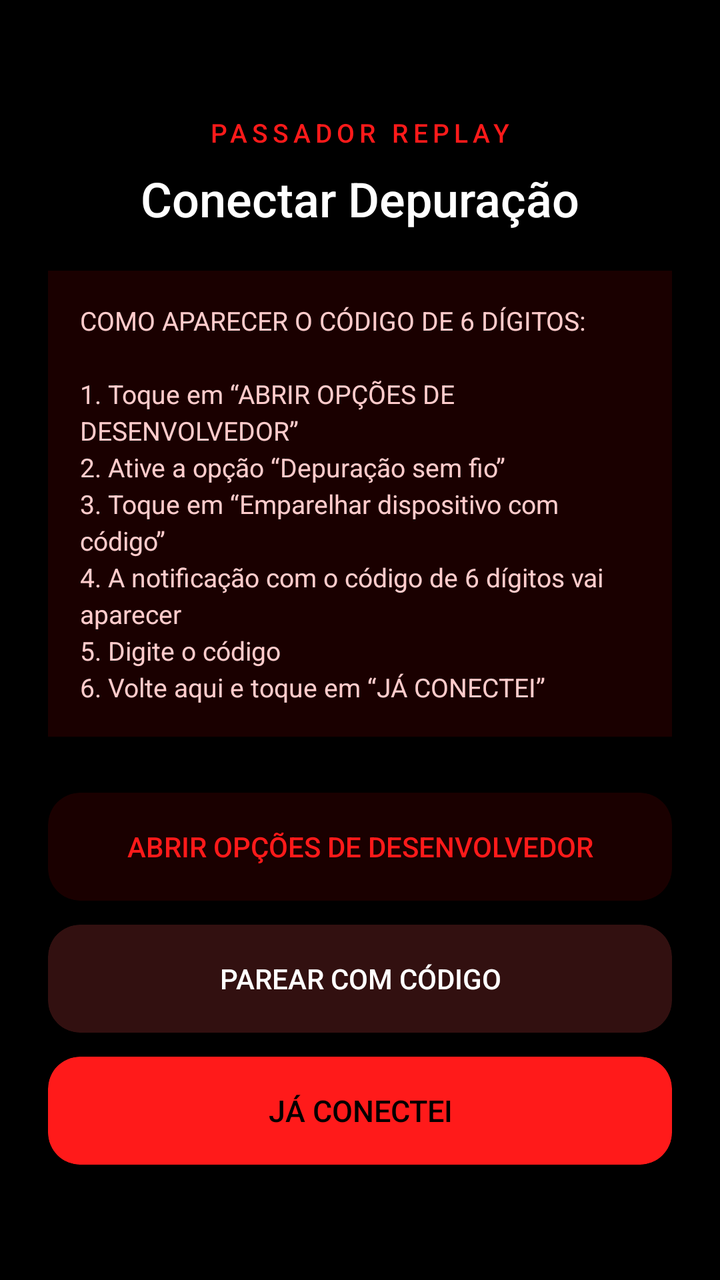
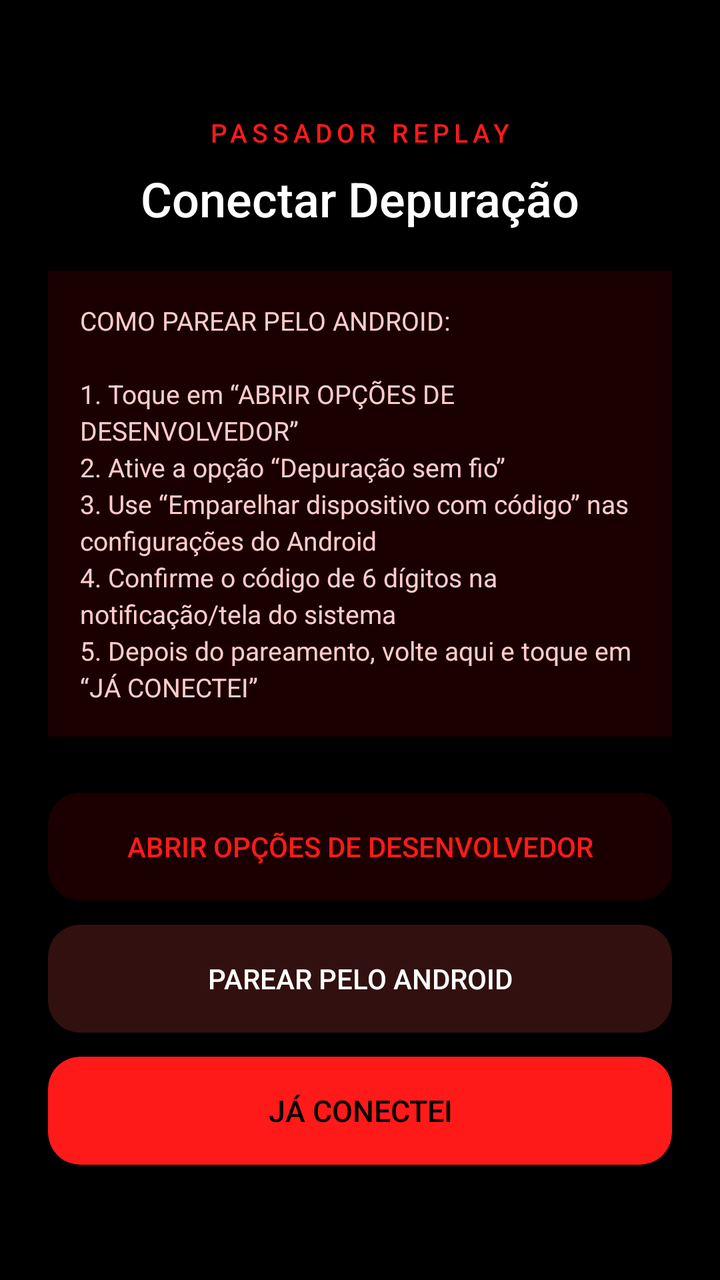

Compare the two renders of this Android layout. The source of the first and the diff that turns it into the second are given below.
<!-- AndroidManifest.xml: application theme Theme.Passador -->
<!-- res/layout/activity_main.xml -->
<?xml version="1.0" encoding="utf-8"?>
<FrameLayout xmlns:android="http://schemas.android.com/apk/res/android"
    xmlns:app="http://schemas.android.com/apk/res-auto"
    android:id="@+id/root"
    android:layout_width="match_parent"
    android:layout_height="match_parent"
    android:background="#000000">

    
    <LinearLayout
        android:id="@+id/screenConnect"
        android:layout_width="match_parent"
        android:layout_height="match_parent"
        android:gravity="center"
        android:orientation="vertical"
        android:padding="24dp">

        <TextView
            android:layout_width="wrap_content"
            android:layout_height="wrap_content"
            android:text="PASSADOR REPLAY"
            android:textColor="#FF1A1A"
            android:textSize="13sp"
            android:letterSpacing="0.18"
            android:fontFamily="sans-serif-medium" />

        <TextView
            android:layout_width="wrap_content"
            android:layout_height="wrap_content"
            android:layout_marginTop="8dp"
            android:text="Conectar Depuração"
            android:textColor="#FFFFFF"
            android:textSize="24sp"
            android:fontFamily="sans-serif-medium" />

        <TextView
            android:layout_width="match_parent"
            android:layout_height="wrap_content"
            android:layout_marginTop="20dp"
            android:background="#1A0000"
            android:padding="16dp"
            android:text="COMO APARECER O CÓDIGO DE 6 DÍGITOS:\n\n1. Toque em “ABRIR OPÇÕES DE DESENVOLVEDOR”\n2. Ative a opção “Depuração sem fio”\n3. Toque em “Emparelhar dispositivo com código”\n4. A notificação com o código de 6 dígitos vai aparecer\n5. Digite o código\n6. Volte aqui e toque em “JÁ CONECTEI”"
            android:textColor="#FFCCCC"
            android:textSize="13sp"
            android:lineSpacingExtra="3dp" />

        <androidx.cardview.widget.CardView
            android:layout_width="match_parent"
            android:layout_height="wrap_content"
            android:layout_marginTop="28dp"
            app:cardBackgroundColor="#1A0000"
            app:cardCornerRadius="16dp"
            app:cardElevation="0dp">

            <Button
                android:id="@+id/btnConectar"
                android:layout_width="match_parent"
                android:layout_height="54dp"
                android:background="?attr/selectableItemBackground"
                android:text="ABRIR OPÇÕES DE DESENVOLVEDOR"
                android:textColor="#FF1A1A"
                android:textSize="14sp"
                android:fontFamily="sans-serif-medium" />
        </androidx.cardview.widget.CardView>

        <androidx.cardview.widget.CardView
            android:layout_width="match_parent"
            android:layout_height="wrap_content"
            android:layout_marginTop="12dp"
            app:cardBackgroundColor="#321010"
            app:cardCornerRadius="16dp"
            app:cardElevation="0dp">

            <Button
                android:id="@+id/btnParear"
                android:layout_width="match_parent"
                android:layout_height="54dp"
                android:background="?attr/selectableItemBackground"
                android:text="PAREAR COM CÓDIGO"
                android:textColor="#FFFFFF"
                android:textSize="14sp"
                android:fontFamily="sans-serif-medium" />
        </androidx.cardview.widget.CardView>

        <androidx.cardview.widget.CardView
            android:layout_width="match_parent"
            android:layout_height="wrap_content"
            android:layout_marginTop="12dp"
            app:cardBackgroundColor="#FF1A1A"
            app:cardCornerRadius="16dp"
            app:cardElevation="0dp">

            <Button
                android:id="@+id/btnJaConectei"
                android:layout_width="match_parent"
                android:layout_height="54dp"
                android:background="?attr/selectableItemBackground"
                android:text="JÁ CONECTEI"
                android:textColor="#000000"
                android:textSize="15sp"
                android:fontFamily="sans-serif-medium" />
        </androidx.cardview.widget.CardView>
    </LinearLayout>

    
    <LinearLayout
        android:id="@+id/screenDirection"
        android:layout_width="match_parent"
        android:layout_height="match_parent"
        android:gravity="center"
        android:orientation="vertical"
        android:padding="28dp"
        android:visibility="gone">

        <TextView
            android:layout_width="wrap_content"
            android:layout_height="wrap_content"
            android:text="Escolha a direção"
            android:textColor="#FFFFFF"
            android:textSize="22sp"
            android:fontFamily="sans-serif-medium" />

        <androidx.cardview.widget.CardView
            android:layout_width="match_parent"
            android:layout_height="wrap_content"
            android:layout_marginTop="36dp"
            app:cardBackgroundColor="#1A0000"
            app:cardCornerRadius="18dp"
            app:cardElevation="0dp">

            <Button
                android:id="@+id/btnMaxToNormal"
                android:layout_width="match_parent"
                android:layout_height="64dp"
                android:background="?attr/selectableItemBackground"
                android:text="FF MAX  ⇒  FF NORMAL"
                android:textColor="#FF1A1A"
                android:textSize="15sp" />
        </androidx.cardview.widget.CardView>

        <androidx.cardview.widget.CardView
            android:layout_width="match_parent"
            android:layout_height="wrap_content"
            android:layout_marginTop="16dp"
            app:cardBackgroundColor="#1A0000"
            app:cardCornerRadius="18dp"
            app:cardElevation="0dp">

            <Button
                android:id="@+id/btnNormalToMax"
                android:layout_width="match_parent"
                android:layout_height="64dp"
                android:background="?attr/selectableItemBackground"
                android:text="FF NORMAL  ⇒  FF MAX"
                android:textColor="#FF1A1A"
                android:textSize="15sp" />
        </androidx.cardview.widget.CardView>
    </LinearLayout>

    
    <LinearLayout
        android:id="@+id/screenTransfer"
        android:layout_width="match_parent"
        android:layout_height="match_parent"
        android:orientation="vertical"
        android:padding="20dp"
        android:visibility="gone">

        <TextView
            android:id="@+id/tvTransferTitle"
            android:layout_width="match_parent"
            android:layout_height="wrap_content"
            android:text="FF MAX  →  FF NORMAL"
            android:textColor="#FFFFFF"
            android:textSize="18sp"
            android:fontFamily="sans-serif-medium"
            android:gravity="center" />

        <TextView
            android:id="@+id/tvVersionNormal"
            android:layout_width="match_parent"
            android:layout_height="wrap_content"
            android:layout_marginTop="12dp"
            android:text="Normal: —"
            android:textColor="#AAAAAA"
            android:textSize="13sp" />

        <TextView
            android:id="@+id/tvVersionMax"
            android:layout_width="match_parent"
            android:layout_height="wrap_content"
            android:text="Max: —"
            android:textColor="#AAAAAA"
            android:textSize="13sp" />

        <TextView
            android:id="@+id/tvStatus"
            android:layout_width="match_parent"
            android:layout_height="wrap_content"
            android:layout_marginTop="6dp"
            android:text="Verificando..."
            android:textColor="#FF1A1A"
            android:textSize="13sp" />

        <androidx.cardview.widget.CardView
            android:layout_width="match_parent"
            android:layout_height="0dp"
            android:layout_weight="1"
            android:layout_marginTop="16dp"
            app:cardBackgroundColor="#0D0000"
            app:cardCornerRadius="16dp"
            app:cardElevation="0dp">

            <ScrollView
                android:id="@+id/logScroll"
                android:layout_width="match_parent"
                android:layout_height="match_parent"
                android:padding="14dp"
                android:fillViewport="true">

                <TextView
                    android:id="@+id/logBox"
                    android:layout_width="match_parent"
                    android:layout_height="wrap_content"
                    android:textColor="#CCCCCC"
                    android:textSize="12sp"
                    android:fontFamily="monospace"
                    android:lineSpacingExtra="2dp" />
            </ScrollView>
        </androidx.cardview.widget.CardView>

        <Button
            android:id="@+id/btnPassar"
            android:layout_width="match_parent"
            android:layout_height="54dp"
            android:layout_marginTop="16dp"
            android:background="@drawable/btn_primary"
            android:text="PASSAR REPLAY"
            android:textColor="#000000"
            android:textSize="15sp"
            android:fontFamily="sans-serif-medium" />

        <Button
            android:id="@+id/btnBypass"
            android:layout_width="match_parent"
            android:layout_height="54dp"
            android:layout_marginTop="16dp"
            android:background="@drawable/btn_danger"
            android:text="BYPASS"
            android:textColor="#FFFFFF"
            android:textSize="15sp"
            android:fontFamily="sans-serif-medium"
            android:visibility="gone" />
    </LinearLayout>

</FrameLayout>
<!-- resources referenced by this layout -->
<resources>
  <!-- drawable btn_danger (drawable) -->
  <?xml version="1.0" encoding="utf-8"?>
  <shape xmlns:android="http://schemas.android.com/apk/res/android"
      android:shape="rectangle">
      <solid android:color="#B71C1C" />
      <corners android:radius="14dp" />
  </shape>
  <!-- drawable btn_primary (drawable) -->
  <?xml version="1.0" encoding="utf-8"?>
  <shape xmlns:android="http://schemas.android.com/apk/res/android"
      android:shape="rectangle">
      <solid android:color="#FF1A1A" />
      <corners android:radius="14dp" />
  </shape>
  <style name="Theme.Passador" parent="Theme.AppCompat.NoActionBar">
          <item name="android:statusBarColor">#000000</item>
          <item name="android:navigationBarColor">#000000</item>
          <item name="android:windowBackground">#000000</item>
          <item name="colorPrimary">#FF1A1A</item>
          <item name="colorAccent">#FF1A1A</item>
      </style>
</resources>

<!-- the commit's change to res/layout/activity_main.xml (unified diff, before → after) -->
@@ -39,7 +39,7 @@
             android:layout_marginTop="20dp"
             android:background="#1A0000"
             android:padding="16dp"
-            android:text="COMO APARECER O CÓDIGO DE 6 DÍGITOS:\n\n1. Toque em “ABRIR OPÇÕES DE DESENVOLVEDOR”\n2. Ative a opção “Depuração sem fio”\n3. Toque em “Emparelhar dispositivo com código”\n4. A notificação com o código de 6 dígitos vai aparecer\n5. Digite o código\n6. Volte aqui e toque em “JÁ CONECTEI”"
+            android:text="COMO PAREAR PELO ANDROID:\n\n1. Toque em “ABRIR OPÇÕES DE DESENVOLVEDOR”\n2. Ative a opção “Depuração sem fio”\n3. Use “Emparelhar dispositivo com código” nas configurações do Android\n4. Confirme o código de 6 dígitos na notificação/tela do sistema\n5. Depois do pareamento, volte aqui e toque em “JÁ CONECTEI”"
             android:textColor="#FFCCCC"
             android:textSize="13sp"
             android:lineSpacingExtra="3dp" />
@@ -76,7 +76,7 @@
                 android:layout_width="match_parent"
                 android:layout_height="54dp"
                 android:background="?attr/selectableItemBackground"
-                android:text="PAREAR COM CÓDIGO"
+                android:text="PAREAR PELO ANDROID"
                 android:textColor="#FFFFFF"
                 android:textSize="14sp"
                 android:fontFamily="sans-serif-medium" />
